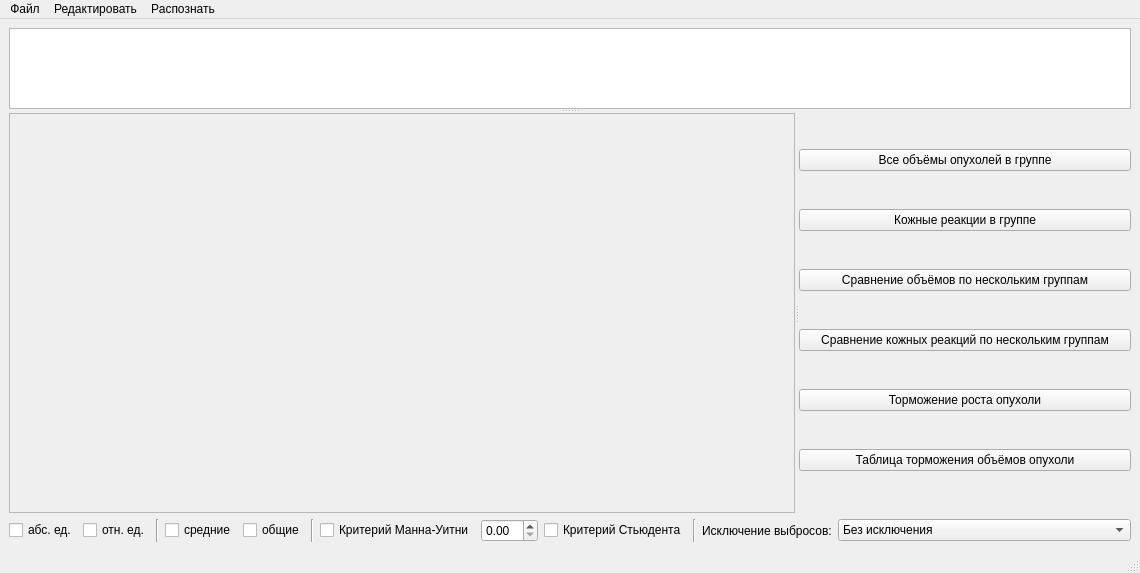
Before: the Qt Designer form ui/gui2.ui in cobaltCorsair/neuro_stats, drawn with Qt 5.
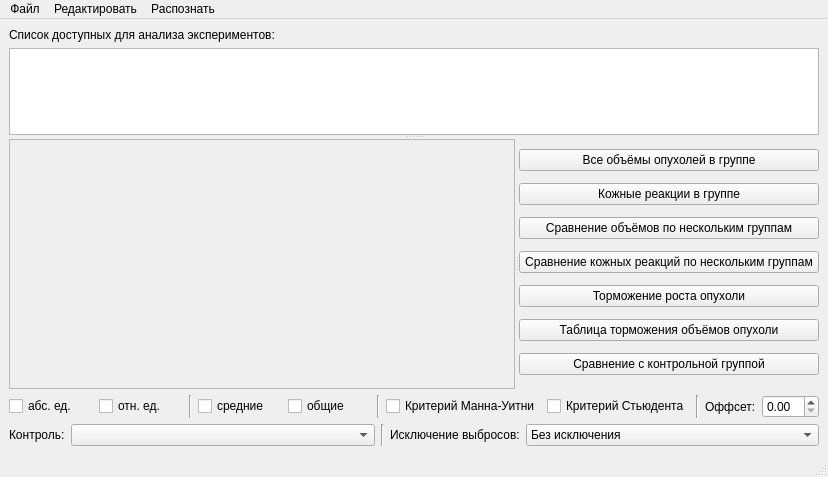
After: the same form once the commit is applied.

Commit message: Added adaptive interface

Patch:
```diff
--- a/ui/gui2.ui
+++ b/ui/gui2.ui
@@ -6,8 +6,8 @@
    <rect>
     <x>0</x>
     <y>0</y>
-    <width>1123</width>
-    <height>573</height>
+    <width>828</width>
+    <height>477</height>
    </rect>
   </property>
   <property name="sizePolicy">
@@ -27,7 +27,184 @@
     </sizepolicy>
    </property>
    <layout class="QGridLayout" name="gridLayout_2">
-    <item row="0" column="0">
+    <item row="2" column="0">
+     <layout class="QVBoxLayout" name="verticalLayout_2">
+      <item>
+       <layout class="QHBoxLayout" name="horizontalLayout_2">
+        <item>
+         <layout class="QHBoxLayout" name="horizontalLayout_9">
+          <item>
+           <widget class="QCheckBox" name="checkBox_3">
+            <property name="text">
+             <string>абс. ед.</string>
+            </property>
+           </widget>
+          </item>
+          <item>
+           <widget class="QCheckBox" name="checkBox_4">
+            <property name="text">
+             <string>отн. ед.</string>
+            </property>
+           </widget>
+          </item>
+         </layout>
+        </item>
+        <item>
+         <widget class="Line" name="line_2">
+          <property name="orientation">
+           <enum>Qt::Vertical</enum>
+          </property>
+         </widget>
+        </item>
+        <item>
+         <layout class="QHBoxLayout" name="horizontalLayout_10">
+          <item>
+           <widget class="QCheckBox" name="checkBox_6">
+            <property name="text">
+             <string>средние</string>
+            </property>
+           </widget>
+          </item>
+          <item>
+           <widget class="QCheckBox" name="checkBox_5">
+            <property name="text">
+             <string>общие</string>
+            </property>
+           </widget>
+          </item>
+         </layout>
+        </item>
+        <item>
+         <widget class="Line" name="line_3">
+          <property name="orientation">
+           <enum>Qt::Vertical</enum>
+          </property>
+         </widget>
+        </item>
+        <item>
+         <layout class="QHBoxLayout" name="horizontalLayout">
+          <item>
+           <widget class="QCheckBox" name="checkBox_7">
+            <property name="text">
+             <string>Критерий Манна-Уитни</string>
+            </property>
+           </widget>
+          </item>
+          <item>
+           <widget class="QCheckBox" name="checkBox">
+            <property name="text">
+             <string>Критерий Стьюдента</string>
+            </property>
+           </widget>
+          </item>
+          <item>
+           <widget class="Line" name="line_4">
+            <property name="orientation">
+             <enum>Qt::Vertical</enum>
+            </property>
+           </widget>
+          </item>
+          <item>
+           <widget class="QLabel" name="label_3">
+            <property name="text">
+             <string>Оффсет:</string>
+            </property>
+           </widget>
+          </item>
+          <item>
+           <widget class="QDoubleSpinBox" name="doubleSpinBox"/>
+          </item>
+         </layout>
+        </item>
+       </layout>
+      </item>
+      <item>
+       <layout class="QHBoxLayout" name="horizontalLayout_7">
+        <item>
+         <widget class="QLabel" name="label">
+          <property name="text">
+           <string>Контроль:</string>
+          </property>
+         </widget>
+        </item>
+        <item>
+         <widget class="QComboBox" name="comboBox_2">
+          <property name="sizePolicy">
+           <sizepolicy hsizetype="Expanding" vsizetype="Fixed">
+            <horstretch>0</horstretch>
+            <verstretch>0</verstretch>
+           </sizepolicy>
+          </property>
+         </widget>
+        </item>
+        <item>
+         <layout class="QHBoxLayout" name="horizontalLayout_8">
+          <item>
+           <widget class="Line" name="line">
+            <property name="orientation">
+             <enum>Qt::Vertical</enum>
+            </property>
+           </widget>
+          </item>
+          <item>
+           <widget class="QLabel" name="label_5">
+            <property name="text">
+             <string>Исключение выбросов:</string>
+            </property>
+           </widget>
+          </item>
+          <item>
+           <widget class="QComboBox" name="comboBox">
+            <property name="sizePolicy">
+             <sizepolicy hsizetype="Expanding" vsizetype="Fixed">
+              <horstretch>0</horstretch>
+              <verstretch>0</verstretch>
+             </sizepolicy>
+            </property>
+            <item>
+             <property name="text">
+              <string>Без исключения</string>
+             </property>
+            </item>
+            <item>
+             <property name="text">
+              <string>Метод стандартного отклонения</string>
+             </property>
+            </item>
+            <item>
+             <property name="text">
+              <string>Метод межквартильного размаха</string>
+             </property>
+            </item>
+            <item>
+             <property name="text">
+              <string>Метод эллиптической оборачивающей кривой</string>
+             </property>
+            </item>
+            <item>
+             <property name="text">
+              <string>Метод изоляции леса</string>
+             </property>
+            </item>
+            <item>
+             <property name="text">
+              <string>Метод расстояния Махаланобиса</string>
+             </property>
+            </item>
+            <item>
+             <property name="text">
+              <string>Метод ручного исключения</string>
+             </property>
+            </item>
+           </widget>
+          </item>
+         </layout>
+        </item>
+       </layout>
+      </item>
+     </layout>
+    </item>
+    <item row="1" column="0">
      <layout class="QGridLayout" name="gridLayout" columnstretch="0">
       <item row="0" column="0">
        <widget class="QSplitter" name="splitter_2">
@@ -73,8 +250,8 @@
           </property>
           <property name="minimumSize">
            <size>
-            <width>700</width>
-            <height>400</height>
+            <width>500</width>
+            <height>250</height>
            </size>
           </property>
           <property name="frameShape">
@@ -84,8 +261,8 @@
            <enum>QFrame::Raised</enum>
           </property>
          </widget>
-         <widget class="QWidget" name="">
-          <layout class="QVBoxLayout" name="verticalLayout" stretch="0,0,0,0,0,0">
+         <widget class="QWidget" name="layoutWidget">
+          <layout class="QVBoxLayout" name="verticalLayout" stretch="0,0,0,0,0,0,0">
            <property name="spacing">
             <number>2</number>
            </property>
@@ -134,149 +311,27 @@
              </property>
             </widget>
            </item>
+           <item>
+            <widget class="QPushButton" name="pushButton_7">
+             <property name="text">
+              <string>Сравнение с контрольной группой</string>
+             </property>
+            </widget>
+           </item>
           </layout>
          </widget>
         </widget>
        </widget>
       </item>
-      <item row="1" column="0">
-       <layout class="QHBoxLayout" name="horizontalLayout_6">
-        <item>
-         <layout class="QHBoxLayout" name="horizontalLayout_7">
-          <item>
-           <layout class="QHBoxLayout" name="horizontalLayout_9">
-            <item>
-             <widget class="QCheckBox" name="checkBox_3">
-              <property name="text">
-               <string>абс. ед.</string>
-              </property>
-             </widget>
-            </item>
-            <item>
-             <widget class="QCheckBox" name="checkBox_4">
-              <property name="text">
-               <string>отн. ед.</string>
-              </property>
-             </widget>
-            </item>
-           </layout>
-          </item>
-          <item>
-           <widget class="Line" name="line_3">
-            <property name="orientation">
-             <enum>Qt::Vertical</enum>
-            </property>
-           </widget>
-          </item>
-          <item>
-           <layout class="QHBoxLayout" name="horizontalLayout_10">
-            <item>
-             <widget class="QCheckBox" name="checkBox_6">
-              <property name="text">
-               <string>средние</string>
-              </property>
-             </widget>
-            </item>
-            <item>
-             <widget class="QCheckBox" name="checkBox_5">
-              <property name="text">
-               <string>общие</string>
-              </property>
-             </widget>
-            </item>
-           </layout>
-          </item>
-         </layout>
-        </item>
-        <item>
-         <layout class="QHBoxLayout" name="horizontalLayout_8">
-          <item>
-           <widget class="Line" name="line_2">
-            <property name="orientation">
-             <enum>Qt::Vertical</enum>
-            </property>
-           </widget>
-          </item>
-          <item>
-           <layout class="QHBoxLayout" name="horizontalLayout">
-            <item>
-             <widget class="QCheckBox" name="checkBox_7">
-              <property name="text">
-               <string>Критерий Манна-Уитни</string>
-              </property>
-             </widget>
-            </item>
-            <item>
-             <widget class="QDoubleSpinBox" name="doubleSpinBox"/>
-            </item>
-            <item>
-             <widget class="QCheckBox" name="checkBox">
-              <property name="text">
-               <string>Критерий Стьюдента</string>
-              </property>
-             </widget>
-            </item>
-           </layout>
-          </item>
-          <item>
-           <widget class="Line" name="line">
-            <property name="orientation">
-             <enum>Qt::Vertical</enum>
-            </property>
-           </widget>
-          </item>
-          <item>
-           <widget class="QLabel" name="label_5">
-            <property name="text">
-             <string>Исключение выбросов:</string>
-            </property>
-           </widget>
-          </item>
-          <item>
-           <widget class="QComboBox" name="comboBox">
-            <item>
-             <property name="text">
-              <string>Без исключения</string>
-             </property>
-            </item>
-            <item>
-             <property name="text">
-              <string>Метод стандартного отклонения</string>
-             </property>
-            </item>
-            <item>
-             <property name="text">
-              <string>Метод межквартильного размаха</string>
-             </property>
-            </item>
-            <item>
-             <property name="text">
-              <string>Метод эллиптической оборачивающей кривой</string>
-             </property>
-            </item>
-            <item>
-             <property name="text">
-              <string>Метод изоляции леса</string>
-             </property>
-            </item>
-            <item>
-             <property name="text">
-              <string>Метод расстояния Махаланобиса</string>
-             </property>
-            </item>
-            <item>
-             <property name="text">
-              <string>Метод ручного исключения</string>
-             </property>
-            </item>
-           </widget>
-          </item>
-         </layout>
-        </item>
-       </layout>
-      </item>
      </layout>
     </item>
+    <item row="0" column="0">
+     <widget class="QLabel" name="label_2">
+      <property name="text">
+       <string>Список доступных для анализа экспериментов:</string>
+      </property>
+     </widget>
+    </item>
    </layout>
   </widget>
   <widget class="QMenuBar" name="menubar">
@@ -284,7 +339,7 @@
     <rect>
      <x>0</x>
      <y>0</y>
-     <width>1123</width>
+     <width>828</width>
      <height>22</height>
     </rect>
    </property>
```
The commit also changes 4 other files.
